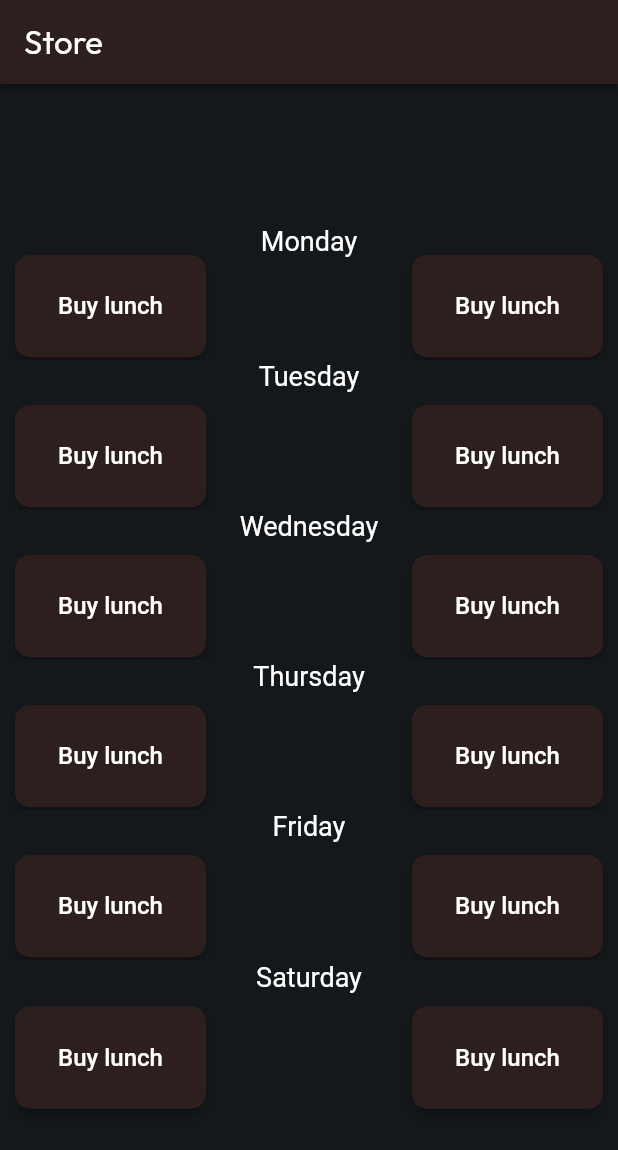
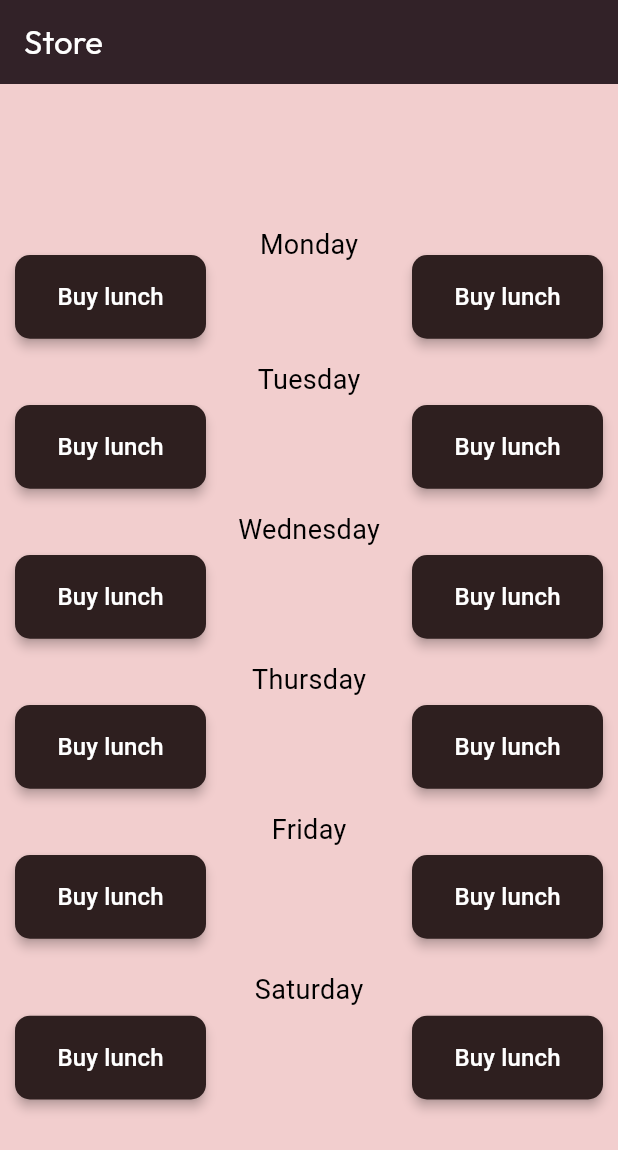
Before and after one commit to g0ncal0/esof_quickFork, a Flutter app: the StoreWidget screen opened directly, on a phone screen of 412 x 824 dp. Shown: the top 1150 px of the screen. Run offline on Flutter 3.47's test engine with Material 3 defaults, Android fonts, the phone set to English and light mode, and no system bars; drawn by our look-alikes of auto_size_text; our stand-ins replace barcode_widget, cloud_firestore, firebase_core, flutter_spinkit, font_awesome_flutter, from_css_color and 5 more; missing offline and left inert: json_path; accounts and stored records are empty; Roboto replaces fonts that are missing (Readex Pro).

Commit message:
Some application modifications.

```diff
--- a/lib/flutter_flow/flutter_flow_util.dart
+++ b/lib/flutter_flow/flutter_flow_util.dart
@@ -257,7 +257,7 @@ extension StringDocRef on String {
 }
 
 void setDarkModeSetting(BuildContext context, ThemeMode themeMode) =>
-    MyApp.of(context).setThemeMode(themeMode);
+    QuickFork.of(context).setThemeMode(themeMode);
 
 void showSnackbar(
   BuildContext context,
--- a/lib/pages/store/store_widget.dart
+++ b/lib/pages/store/store_widget.dart
@@ -41,7 +41,7 @@ class _StoreWidgetState extends State<StoreWidget> {
           : FocusScope.of(context).unfocus(),
       child: Scaffold(
         key: scaffoldKey,
-        backgroundColor: FlutterFlowTheme.of(context).primaryText,
+        backgroundColor: Theme.of(context).brightness.name == "dark" ? Colors.black12 : Color(0xFFf2cece),
         appBar: AppBar(
           backgroundColor: Color(0xFF2E1F1F),
           automaticallyImplyLeading: false,
@@ -65,12 +65,13 @@ class _StoreWidgetState extends State<StoreWidget> {
               padding: EdgeInsets.zero,
               shrinkWrap: true,
               scrollDirection: Axis.vertical,
+              physics: const NeverScrollableScrollPhysics(),
               children: [
                 Container(
                   width: 100.0,
                   height: 100.0,
                   decoration: BoxDecoration(
-                    color: FlutterFlowTheme.of(context).primaryText,
+                    color: null,
                   ),
                   child: Stack(
                     children: [
@@ -83,9 +84,10 @@ class _StoreWidgetState extends State<StoreWidget> {
                             crossAxisCount: 3,
                             crossAxisSpacing: 0.0,
                             mainAxisSpacing: 0.0,
-                            childAspectRatio: 1.4,
+                            childAspectRatio: 1.6,
                           ),
                           scrollDirection: Axis.vertical,
+                          physics: const NeverScrollableScrollPhysics(),
                           children: [
                             Padding(
                               padding: EdgeInsetsDirectional.fromSTEB(
@@ -94,8 +96,7 @@ class _StoreWidgetState extends State<StoreWidget> {
                                 width: 100.0,
                                 height: 100.0,
                                 decoration: BoxDecoration(
-                                  color:
-                                      FlutterFlowTheme.of(context).primaryText,
+                                  color: null,
                                   borderRadius: BorderRadius.only(
                                     bottomLeft: Radius.circular(0.0),
                                     bottomRight: Radius.circular(0.0),
@@ -138,8 +139,13 @@ class _StoreWidgetState extends State<StoreWidget> {
                                     0.0, 10.0, 0.0, 0.0),
                                 child: Text(
                                   'Monday',
+
                                   style:
-                                      FlutterFlowTheme.of(context).titleMedium,
+                                      FlutterFlowTheme.of(context).titleMedium.override(
+                                        fontFamily: 'Readex Pro',
+                                        fontSize: 18.0,
+                                        color: Theme.of(context).brightness.name == "dark" ? Colors.white : Colors.black
+                                      ),
                                 ),
                               ),
                             ),
@@ -150,8 +156,7 @@ class _StoreWidgetState extends State<StoreWidget> {
                                 width: 100.0,
                                 height: 100.0,
                                 decoration: BoxDecoration(
-                                  color:
-                                      FlutterFlowTheme.of(context).primaryText,
+                                  color: null,
                                 ),
                                 child: FFButtonWidget(
                                   onPressed: () {
@@ -191,7 +196,7 @@ class _StoreWidgetState extends State<StoreWidget> {
                   width: 100.0,
                   height: 100.0,
                   decoration: BoxDecoration(
-                    color: FlutterFlowTheme.of(context).primaryText,
+                    color: null,
                   ),
                   child: Stack(
                     children: [
@@ -204,9 +209,10 @@ class _StoreWidgetState extends State<StoreWidget> {
                             crossAxisCount: 3,
                             crossAxisSpacing: 0.0,
                             mainAxisSpacing: 0.0,
-                            childAspectRatio: 1.4,
+                            childAspectRatio: 1.6,
                           ),
                           scrollDirection: Axis.vertical,
+                          physics: const NeverScrollableScrollPhysics(),
                           children: [
                             Padding(
                               padding: EdgeInsetsDirectional.fromSTEB(
@@ -215,8 +221,7 @@ class _StoreWidgetState extends State<StoreWidget> {
                                 width: 100.0,
                                 height: 100.0,
                                 decoration: BoxDecoration(
-                                  color:
-                                      FlutterFlowTheme.of(context).primaryText,
+                                  color: null,
                                 ),
                                 child: FFButtonWidget(
                                   onPressed: () {
@@ -250,14 +255,18 @@ class _StoreWidgetState extends State<StoreWidget> {
                               alignment: AlignmentDirectional(0.0, -1.0),
                               child: Text(
                                 'Tuesday',
-                                style: FlutterFlowTheme.of(context).titleMedium,
+                                style: FlutterFlowTheme.of(context).titleMedium.override(
+                                    fontFamily: 'Readex Pro',
+                                    fontSize: 18.0,
+                                    color: Theme.of(context).brightness.name == "dark" ? Colors.white : Colors.black
+                                ),
                               ),
                             ),
                             Container(
                               width: 100.0,
                               height: 100.0,
                               decoration: BoxDecoration(
-                                color: FlutterFlowTheme.of(context).primaryText,
+                                color: null,
                               ),
                               child: Padding(
                                 padding: EdgeInsetsDirectional.fromSTEB(
@@ -300,7 +309,7 @@ class _StoreWidgetState extends State<StoreWidget> {
                   width: 100.0,
                   height: 100.0,
                   decoration: BoxDecoration(
-                    color: FlutterFlowTheme.of(context).primaryText,
+                    color: null,
                   ),
                   child: Stack(
                     children: [
@@ -313,9 +322,10 @@ class _StoreWidgetState extends State<StoreWidget> {
                             crossAxisCount: 3,
                             crossAxisSpacing: 0.0,
                             mainAxisSpacing: 0.0,
-                            childAspectRatio: 1.4,
+                            childAspectRatio: 1.6,
                           ),
                           scrollDirection: Axis.vertical,
+                          physics: const NeverScrollableScrollPhysics(),
                           children: [
                             Padding(
                               padding: EdgeInsetsDirectional.fromSTEB(
@@ -324,8 +334,7 @@ class _StoreWidgetState extends State<StoreWidget> {
                                 width: 100.0,
                                 height: 100.0,
                                 decoration: BoxDecoration(
-                                  color:
-                                      FlutterFlowTheme.of(context).primaryText,
+                                  color: null,
                                 ),
                                 child: FFButtonWidget(
                                   onPressed: () {
@@ -359,7 +368,11 @@ class _StoreWidgetState extends State<StoreWidget> {
                               alignment: AlignmentDirectional(0.0, -1.0),
                               child: Text(
                                 'Wednesday',
-                                style: FlutterFlowTheme.of(context).titleMedium,
+                                style: FlutterFlowTheme.of(context).titleMedium.override(
+                                    fontFamily: 'Readex Pro',
+                                    fontSize: 18.0,
+                                    color: Theme.of(context).brightness.name == "dark" ? Colors.white : Colors.black
+                                ),
                               ),
                             ),
                             Padding(
@@ -369,8 +382,7 @@ class _StoreWidgetState extends State<StoreWidget> {
                                 width: 100.0,
                                 height: 100.0,
                                 decoration: BoxDecoration(
-                                  color:
-                                      FlutterFlowTheme.of(context).primaryText,
+                                  color: null,
                                 ),
                                 child: FFButtonWidget(
                                   onPressed: () {
@@ -410,7 +422,7 @@ class _StoreWidgetState extends State<StoreWidget> {
                   width: 100.0,
                   height: 100.0,
                   decoration: BoxDecoration(
-                    color: FlutterFlowTheme.of(context).primaryText,
+                    color: null,
                   ),
                   child: Stack(
                     children: [
@@ -423,9 +435,10 @@ class _StoreWidgetState extends State<StoreWidget> {
                             crossAxisCount: 3,
                             crossAxisSpacing: 0.0,
                             mainAxisSpacing: 0.0,
-                            childAspectRatio: 1.4,
+                            childAspectRatio: 1.6,
                           ),
                           scrollDirection: Axis.vertical,
+                          physics: const NeverScrollableScrollPhysics(),
                           children: [
                             Padding(
                               padding: EdgeInsetsDirectional.fromSTEB(
@@ -434,8 +447,7 @@ class _StoreWidgetState extends State<StoreWidget> {
                                 width: 100.0,
                                 height: 100.0,
                                 decoration: BoxDecoration(
-                                  color:
-                                      FlutterFlowTheme.of(context).primaryText,
+                                  color: null
                                 ),
                                 child: FFButtonWidget(
                                   onPressed: () {
@@ -469,7 +481,11 @@ class _StoreWidgetState extends State<StoreWidget> {
                               alignment: AlignmentDirectional(0.0, -1.0),
                               child: Text(
                                 'Thursday',
-                                style: FlutterFlowTheme.of(context).titleMedium,
+                                style: FlutterFlowTheme.of(context).titleMedium.override(
+                                    fontFamily: 'Readex Pro',
+                                    fontSize: 18.0,
+                                    color: Theme.of(context).brightness.name == "dark" ? Colors.white : Colors.black
+                                ),
                               ),
                             ),
                             Padding(
@@ -479,8 +495,7 @@ class _StoreWidgetState extends State<StoreWidget> {
                                 width: 100.0,
                                 height: 100.0,
                                 decoration: BoxDecoration(
-                                  color:
-                                      FlutterFlowTheme.of(context).primaryText,
+                                  color: null,
                                 ),
                                 child: FFButtonWidget(
                                   onPressed: () {
@@ -520,7 +535,7 @@ class _StoreWidgetState extends State<StoreWidget> {
                   width: 100.0,
                   height: 100.0,
                   decoration: BoxDecoration(
-                    color: FlutterFlowTheme.of(context).primaryText,
+                    color: null,
                   ),
                   child: Stack(
                     children: [
@@ -533,9 +548,10 @@ class _StoreWidgetState extends State<StoreWidget> {
                             crossAxisCount: 3,
                             crossAxisSpacing: 0.0,
                             mainAxisSpacing: 0.0,
-                            childAspectRatio: 1.4,
+                            childAspectRatio: 1.6,
                           ),
                           scrollDirection: Axis.vertical,
+                          physics: const NeverScrollableScrollPhysics(),
                           children: [
                             Padding(
                               padding: EdgeInsetsDirectional.fromSTEB(
@@ -544,8 +560,7 @@ class _StoreWidgetState extends State<StoreWidget> {
                                 width: 100.0,
                                 height: 100.0,
                                 decoration: BoxDecoration(
-                                  color:
-                                      FlutterFlowTheme.of(context).primaryText,
+                                  color: null,
                                 ),
                                 child: FFButtonWidget(
                                   onPressed: () {
@@ -579,7 +594,11 @@ class _StoreWidgetState extends State<StoreWidget> {
                               alignment: AlignmentDirectional(0.0, -1.0),
                               child: Text(
                                 'Friday',
-                                style: FlutterFlowTheme.of(context).titleMedium,
+                                style: FlutterFlowTheme.of(context).titleMedium.override(
+                                    fontFamily: 'Readex Pro',
+                                    fontSize: 18.0,
+                                    color: Theme.of(context).brightness.name == "dark" ? Colors.white : Colors.black
+                                ),
                               ),
                             ),
                             Padding(
@@ -589,8 +608,7 @@ class _StoreWidgetState extends State<StoreWidget> {
                                 width: 100.0,
                                 height: 100.0,
                                 decoration: BoxDecoration(
-                                  color:
-                                      FlutterFlowTheme.of(context).primaryText,
+                                  color: null,
                                 ),
                                 child: FFButtonWidget(
                                   onPressed: () {
@@ -630,7 +648,7 @@ class _StoreWidgetState extends State<StoreWidget> {
                   width: 100.0,
                   height: 100.0,
                   decoration: BoxDecoration(
-                    color: FlutterFlowTheme.of(context).primaryText,
+                    color: null,
                   ),
                   child: Stack(
                     children: [
@@ -643,10 +661,11 @@ class _StoreWidgetState extends State<StoreWidget> {
                             crossAxisCount: 3,
                             crossAxisSpacing: 0.0,
                             mainAxisSpacing: 0.0,
-                            childAspectRatio: 1.4,
+                            childAspectRatio: 1.6,
                           ),
                           shrinkWrap: true,
                           scrollDirection: Axis.vertical,
+                          physics: const NeverScrollableScrollPhysics(),
                           children: [
                             Padding(
                               padding: EdgeInsetsDirectional.fromSTEB(
@@ -655,8 +674,7 @@ class _StoreWidgetState extends State<StoreWidget> {
                                 width: 100.0,
                                 height: 100.0,
                                 decoration: BoxDecoration(
-                                  color:
-                                      FlutterFlowTheme.of(context).primaryText,
+                                  color: null,
                                   shape: BoxShape.rectangle,
                                 ),
                                 child: FFButtonWidget(
@@ -691,14 +709,18 @@ class _StoreWidgetState extends State<StoreWidget> {
                               alignment: AlignmentDirectional(0.0, -1.0),
                               child: Text(
                                 'Saturday',
-                                style: FlutterFlowTheme.of(context).titleMedium,
+                                style: FlutterFlowTheme.of(context).titleMedium.override(
+                                    fontFamily: 'Readex Pro',
+                                    fontSize: 18.0,
+                                    color: Theme.of(context).brightness.name == "dark" ? Colors.white : Colors.black
+                                ),
                               ),
                             ),
                             Container(
                               width: 100.0,
                               height: 100.0,
                               decoration: BoxDecoration(
-                                color: FlutterFlowTheme.of(context).primaryText,
+                                color: null,
                               ),
                               child: Padding(
                                 padding: EdgeInsetsDirectional.fromSTEB(
```
Also changed, not shown: lib/main.dart (+19 -10 lines), lib/pages/home_page/home_page_widget.dart (+5 -5 lines), lib/pages/place_holder/place_holder_widget.dart (+32 -13 lines), 8 other files.
